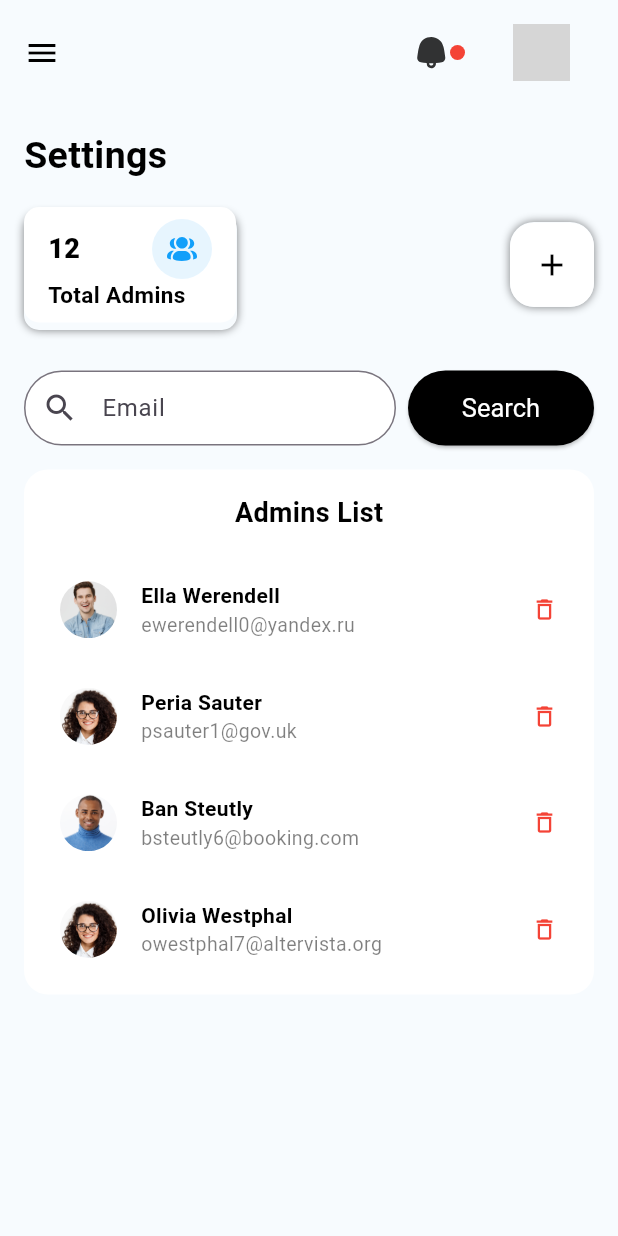
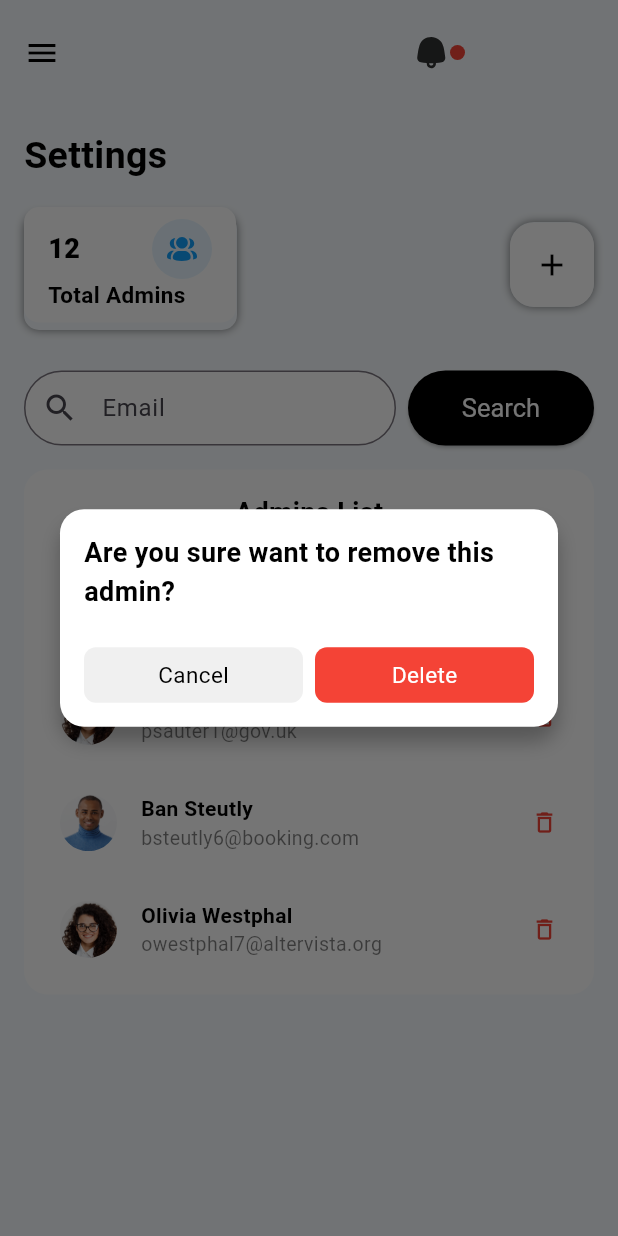
Before and after one commit to Aviral-Kaushik/Flick--Shopping-App, a Flutter app: the AdminSettingsScreen screen opened by its route, after a tap on the "menu" icon, after a tap on the "add" icon, after a tap on the "delete outline" icon, on a phone screen of 412 x 824 dp. Run offline on Flutter 3.47's test engine with Material 3 defaults, Android fonts, the phone set to English and light mode, and no system bars; our stand-ins replace fl_chart, flutter_svg, google_nav_bar, line_awesome_flutter; missing offline and left inert: flutter_statusbarcolor_ns; grey boxes are pictures that could not be loaded.

Commit message:
Implemented Warning Dialog

```diff
--- a/lib/admin_panel/components/adminSettingsScreen/AdminSettingsScreenContent.dart
+++ b/lib/admin_panel/components/adminSettingsScreen/AdminSettingsScreenContent.dart
@@ -1,5 +1,7 @@
 import 'package:flick/admin_panel/components/appbar/AdminAppBar.dart';
 import 'package:flick/admin_panel/components/widgets/SerachBarWithButton.dart';
+import 'package:flick/admin_panel/components/widgets/dialogs/SuccessfulDialog.dart';
+import 'package:flick/admin_panel/components/widgets/dialogs/WarningDialog.dart';
 import 'package:flick/admin_panel/data/Data.dart';
 import 'package:flick/admin_panel/models/DetailsCardModel.dart';
 import 'package:flick/models/User.dart';
@@ -38,6 +40,25 @@ class _AdminSettingsScreenContentState extends State<AdminSettingsScreenContent>
 
     adminUsersList = getUsersData().where((element) => element.isAdmin).toList();
 
+  }
+
+  showDeleteAdminDialog() {
+    showDialog(context: context,
+        builder: (BuildContext context) => WarningDialog(
+            message: "Are you sure want to remove this admin?",
+            firstBtnTitle: "Delete",
+            secondBtnTitle: "Cancel",
+            onPressed: () => deleteAdminAndShowSuccessfulDialog(),
+            firstButtonColor: red,));
+  }
+
+  deleteAdminAndShowSuccessfulDialog() {
+    // TODO Add functionality for deleting admin
+    Navigator.pop(context);
+    showDialog(context: context, builder: (BuildContext context) => const SuccessfulDialog(
+        title: "Success!",
+        description: "Admin Deleted Successfully!",
+        buttonText: "Okay"));
   }
 
   @override
@@ -140,6 +161,7 @@ class _AdminSettingsScreenContentState extends State<AdminSettingsScreenContent>
                               user: adminUsersList[index],
                               onTap: () {
                                // TODO Show Remove Admin Dialog Here
+                                showDeleteAdminDialog();
                               }
                           )),
 
--- a/lib/admin_panel/components/messagesScreen/MessagesScreenContent.dart
+++ b/lib/admin_panel/components/messagesScreen/MessagesScreenContent.dart
@@ -1,5 +1,7 @@
 import 'package:flick/admin_panel/components/appbar/AdminAppBar.dart';
 import 'package:flick/admin_panel/components/widgets/SerachBarWithButton.dart';
+import 'package:flick/admin_panel/components/widgets/dialogs/SuccessfulDialog.dart';
+import 'package:flick/admin_panel/components/widgets/dialogs/WarningDialog.dart';
 import 'package:flick/admin_panel/data/Data.dart';
 import 'package:flick/models/Message.dart';
 import 'package:flick/utils/Colors.dart';
@@ -70,9 +72,28 @@ class _MessagesScreenContentState extends State<MessagesScreenContent> {
         case "1":
         // TODO Add functionality for showing message dialog here
         case "2":
-        // TODO Add functionality for deleting message here
+          showDeleteMessageDialog();
       }
     }
+  }
+
+  showDeleteMessageDialog() {
+    showDialog(context: context,
+        builder: (BuildContext context) => WarningDialog(
+            message: "Are you sure want to delete this message?",
+            firstBtnTitle: "Delete",
+            secondBtnTitle: "Cancel",
+            onPressed: () => deleteMessageAndShowSuccessfulDialog(),
+            firstButtonColor: Colors.redAccent,));
+  }
+
+  deleteMessageAndShowSuccessfulDialog() {
+    // TODO Add functionality for deleting message
+    Navigator.pop(context);
+    showDialog(context: context, builder: (BuildContext context) => const SuccessfulDialog(
+        title: "Success!",
+        description: "Message Deleted Successfully!",
+        buttonText: "Okay"));
   }
 
   @override
--- a/lib/admin_panel/components/widgets/dialogs/SuccessfulDialog.dart
+++ b/lib/admin_panel/components/widgets/dialogs/SuccessfulDialog.dart
@@ -18,11 +18,11 @@ class SuccessfulDialog extends StatelessWidget {
           borderRadius: BorderRadius.circular(appPadding)),
       elevation: 0.0,
       backgroundColor: Colors.transparent,
-      child: dialogContent(context),
+      child: successfulDialogContent(context),
     );
   }
 
-  dialogContent(BuildContext context) {
+  successfulDialogContent(BuildContext context) {
     return Stack(
       children: <Widget>[
 
--- /dev/null
+++ b/lib/admin_panel/components/widgets/dialogs/WarningDialog.dart
@@ -0,0 +1,122 @@
+import 'package:flick/utils/Colors.dart';
+import 'package:flick/utils/Constants.dart';
+import 'package:flutter/material.dart';
+
+class WarningDialog extends StatelessWidget {
+  const WarningDialog({super.key,
+    required this.message,
+    required this.firstBtnTitle,
+    required this.secondBtnTitle,
+    required this.onPressed,
+    required this.firstButtonColor});
+
+  final String message, firstBtnTitle, secondBtnTitle;
+  final Function() onPressed;
+  final Color firstButtonColor;
+
+  @override
+  Widget build(BuildContext context) {
+    return Dialog(
+      shape: RoundedRectangleBorder(
+        borderRadius: BorderRadius.circular(appPadding)
+      ),
+      elevation: 0.0,
+      backgroundColor: Colors.transparent,
+      child: warningDialogContent(context),
+    );
+  }
+
+  warningDialogContent(BuildContext context) {
+    return Container(
+      padding: const EdgeInsets.all(appPadding),
+
+      decoration: BoxDecoration(
+        color: whiteColor,
+        shape: BoxShape.rectangle,
+        borderRadius: BorderRadius.circular(appPadding),
+        boxShadow: const[
+          BoxShadow(
+            color: Colors.black26,
+            blurRadius: 10.0,
+            offset: Offset(0.0, 10.0)
+          )
+        ]
+      ),
+
+      child: Column(
+        mainAxisSize: MainAxisSize.min,
+        children: [
+
+          Text(message, style: const TextStyle(
+            fontWeight: FontWeight.w600,
+            fontSize: 18,
+            color: textColor
+          ),),
+
+          const SizedBox(
+            height: 24.0,
+          ),
+
+          Row(
+            mainAxisAlignment: MainAxisAlignment.spaceEvenly,
+            children: [
+                Expanded(
+                    child: Center(
+                      child: GestureDetector(
+                        onTap: () => Navigator.pop(context),
+                        child: Container(
+                            padding: const EdgeInsets.only(
+                                top: appPadding / 2,
+                                bottom: appPadding / 2),
+
+                            decoration: BoxDecoration(
+                                color: const Color(0xFFF0F0F0),
+                                borderRadius: BorderRadius.circular(appPadding / 2)
+                            ),
+
+                            child: Center(
+                              child: Text(secondBtnTitle, style: TextStyle(
+                                  fontSize: 15,
+                                  color: blackColor
+                                ),
+                              ),
+                            )
+                        ),
+                      ),
+                    )),
+
+                const SizedBox(
+                  width: 8,
+                ),
+
+                Expanded(
+                    child: GestureDetector(
+                      onTap: onPressed,
+                      child: Container(
+                          padding: const EdgeInsets.only(
+                              top: appPadding / 2,
+                              bottom: appPadding / 2),
+
+                          decoration: BoxDecoration(
+                              color: firstButtonColor,
+                              borderRadius: BorderRadius.circular(appPadding / 2)
+                          ),
+
+                          child: Center(
+                            child: Text(firstBtnTitle, style: TextStyle(
+                                fontSize: 15,
+                                color: whiteColor
+                              ),
+                            ),
+                          )
+                      ),
+                    ),
+                ),
+            ],
+          )
+
+        ],
+      ),
+    );
+  }
+}
```
